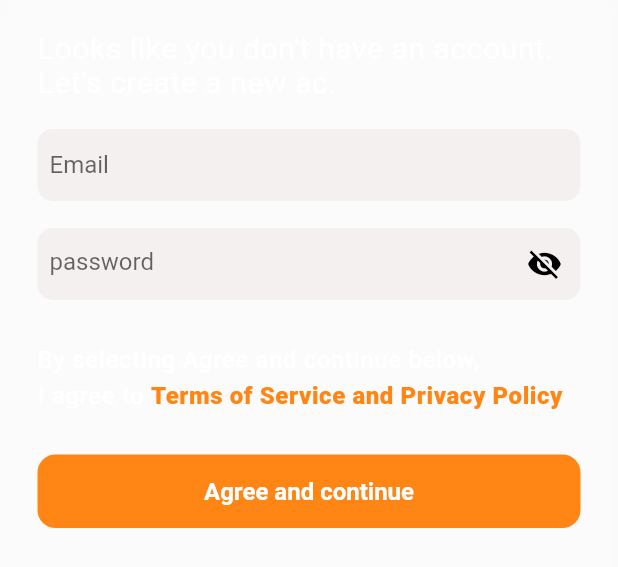
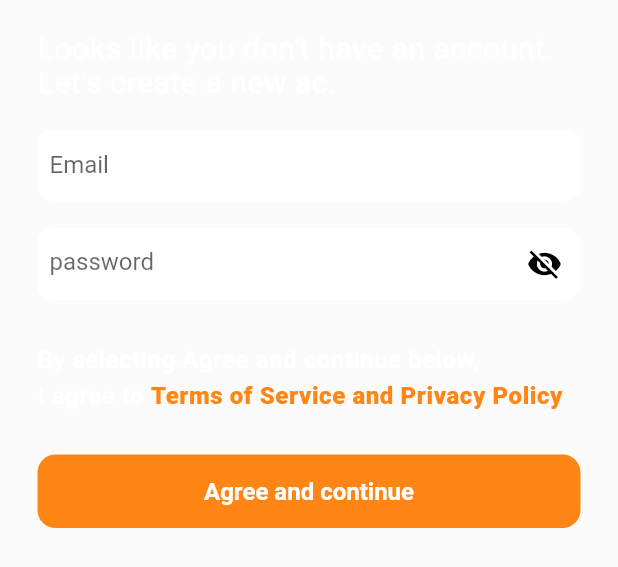
Before and after one commit to muhammedAnjoom/login_app, a Flutter app: the SignUpCard widget shown alone on an empty page, opened directly, on a phone screen of 412 x 824 dp. Shown: the top 567 px of the screen. Run offline on Flutter 3.47's test engine with Material 2 defaults, Android fonts, the phone set to English and light mode, and no system bars; our stand-ins replace email_validator, firebase_auth, firebase_core, flutter_svg, google_fonts; accounts and stored records are empty; network calls fail.

Commit message:
signup full complete

```diff
--- a/lib/view/signUp/signUp_screen.dart
+++ b/lib/view/signUp/signUp_screen.dart
@@ -23,7 +23,7 @@ class SignUpScreen extends StatelessWidget {
             const BackgroundScreen(),
             const BackButtonWidget(),
             Padding(
-              padding: const EdgeInsets.symmetric(vertical: 100),
+              padding: const EdgeInsets.only(top: 100),
               child: Column(
                 crossAxisAlignment: CrossAxisAlignment.start,
                 children: [
--- a/lib/view/signUp/signup_card.dart
+++ b/lib/view/signUp/signup_card.dart
@@ -5,12 +5,21 @@ import 'package:flutter/material.dart';
 import 'package:login_app/auth/user_authentication.dart';
 import 'package:login_app/view/signUp/signup_bottom_text.dart';
 
-class SignUpCard extends StatelessWidget {
+class SignUpCard extends StatefulWidget {
   SignUpCard({
     super.key,
   });
+
+  @override
+  State<SignUpCard> createState() => _SignUpCardState();
+}
+
+class _SignUpCardState extends State<SignUpCard> {
   final _eamilController = TextEditingController();
+
   final _passwordControler = TextEditingController();
+  bool _secureText = true;
+
   final fromKey = GlobalKey<FormState>();
 
   @override
@@ -25,7 +34,7 @@ class SignUpCard extends StatelessWidget {
           ),
           child: Container(
             width: double.infinity,
-            height: 400,
+            height: 420,
             decoration: BoxDecoration(
                 color: Colors.white.withOpacity(0.2),
                 borderRadius: BorderRadius.circular(10)),
@@ -56,20 +65,20 @@ class SignUpCard extends StatelessWidget {
                           borderRadius: BorderRadius.circular(10)),
                       child: TextFormField(
                         controller: _eamilController,
-                        decoration: InputDecoration(
-                          contentPadding: const EdgeInsets.symmetric(
+                        decoration: const InputDecoration(
+                          contentPadding:  EdgeInsets.symmetric(
                             horizontal: 8,
                             vertical: 13,
                           ),
                           hintText: "Email",
                           filled: true,
                           enabledBorder: UnderlineInputBorder(
-                              borderRadius: BorderRadius.circular(10),
+                              borderRadius: BorderRadius.all(Radius.circular(10)),
                               borderSide: BorderSide.none),
-                          fillColor: const Color.fromARGB(185, 241, 236, 236),
-                          focusedBorder: OutlineInputBorder(
-                            borderRadius: BorderRadius.circular(10),
-                            borderSide: const BorderSide(
+                          fillColor: Colors.white,
+                          focusedBorder:  OutlineInputBorder(
+                            borderRadius: BorderRadius.all(Radius.circular(10)),
+                            borderSide:  BorderSide(
                               color: Color.fromARGB(235, 255, 123, 0),
                               width: 3,
                             ),
@@ -97,7 +106,7 @@ class SignUpCard extends StatelessWidget {
                           ),
                           hintText: "password",
                           filled: true,
-                          fillColor: const Color.fromARGB(185, 241, 236, 236),
+                          fillColor: Colors.white,
                           enabledBorder: UnderlineInputBorder(
                               borderRadius: BorderRadius.circular(10),
                               borderSide: BorderSide.none),
@@ -109,12 +118,16 @@ class SignUpCard extends StatelessWidget {
                             ),
                           ),
                           suffixIcon: IconButton(
-                            icon: const Icon(
-                              Icons.visibility_off,
+                            icon:  Icon(
+                              _secureText == false
+                                ? Icons.visibility
+                                : Icons.visibility_off,
                               color: Colors.black,
                             ),
                             onPressed: () {
-                              // _secureText = !_secureText;
+                              setState(() {
+                                _secureText = !_secureText;
+                              });
                             },
                           ),
                         ),
@@ -128,7 +141,7 @@ class SignUpCard extends StatelessWidget {
                           }
                         },
                         obscuringCharacter: '●',
-                        obscureText: true,
+                        obscureText: _secureText,
                       ),
                     ),
                     const SizedBox(
```
